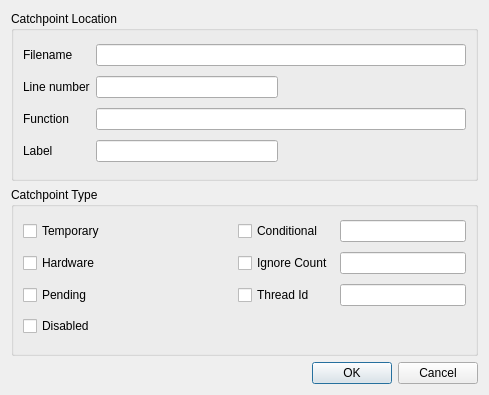
First picture: the form in src/SeerCatchpointCreateDialog.ui, repository epasveer/seer, before the edit.
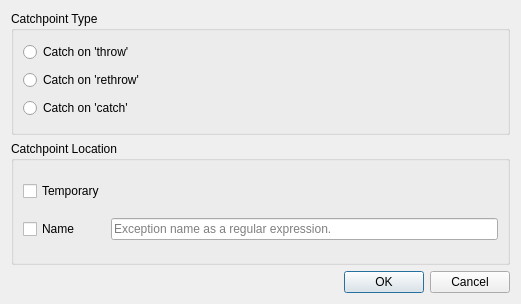
Second picture: the form after the edit.

Commit message:
Add 'catchpoint' support.
Still working on Editor config options.

```diff
--- a/src/SeerCatchpointCreateDialog.ui
+++ b/src/SeerCatchpointCreateDialog.ui
@@ -6,111 +6,76 @@
    <rect>
     <x>0</x>
     <y>0</y>
-    <width>489</width>
-    <height>395</height>
+    <width>521</width>
+    <height>304</height>
    </rect>
   </property>
   <property name="windowTitle">
    <string>Create a Catchpoint</string>
   </property>
   <layout class="QVBoxLayout" name="verticalLayout">
+   <item>
+    <widget class="QGroupBox" name="groupBox">
+     <property name="title">
+      <string>Catchpoint Type</string>
+     </property>
+     <layout class="QGridLayout" name="gridLayout_2">
+      <item row="0" column="0">
+       <widget class="QRadioButton" name="throwRadioButton">
+        <property name="text">
+         <string>Catch on 'throw'</string>
+        </property>
+        <attribute name="buttonGroup">
+         <string notr="true">typeButtonGroup</string>
+        </attribute>
+       </widget>
+      </item>
+      <item row="1" column="0">
+       <widget class="QRadioButton" name="rethrowRadioButton">
+        <property name="text">
+         <string>Catch on 'rethrow'</string>
+        </property>
+        <attribute name="buttonGroup">
+         <string notr="true">typeButtonGroup</string>
+        </attribute>
+       </widget>
+      </item>
+      <item row="2" column="0">
+       <widget class="QRadioButton" name="catchRadioButton">
+        <property name="text">
+         <string>Catch on 'catch'</string>
+        </property>
+        <attribute name="buttonGroup">
+         <string notr="true">typeButtonGroup</string>
+        </attribute>
+       </widget>
+      </item>
+     </layout>
+    </widget>
+   </item>
    <item>
     <widget class="QGroupBox" name="catchpointLocationGroupBox">
      <property name="title">
       <string>Catchpoint Location</string>
      </property>
      <layout class="QGridLayout" name="gridLayout">
-      <item row="0" column="0">
-       <widget class="QLabel" name="filenameLabel">
-        <property name="text">
-         <string>Filename</string>
-        </property>
-       </widget>
-      </item>
-      <item row="0" column="1" colspan="2">
-       <widget class="QLineEdit" name="filenameLineEdit">
-        <property name="clearButtonEnabled">
-         <bool>true</bool>
-        </property>
-       </widget>
-      </item>
       <item row="1" column="0">
-       <widget class="QLabel" name="lineNumberLabel">
+       <widget class="QCheckBox" name="nameCheckBox">
         <property name="text">
-         <string>Line number</string>
+         <string>Name</string>
         </property>
        </widget>
       </item>
       <item row="1" column="1">
-       <widget class="QLineEdit" name="lineNumberLineEdit">
-        <property name="clearButtonEnabled">
-         <bool>true</bool>
+       <widget class="QLineEdit" name="nameLineEdit">
+        <property name="placeholderText">
+         <string>Exception name as a regular expression.</string>
         </property>
-       </widget>
-      </item>
-      <item row="1" column="2">
-       <spacer name="lineNumberHorizontalSpacer">
-        <property name="orientation">
-         <enum>Qt::Horizontal</enum>
-        </property>
-        <property name="sizeHint" stdset="0">
-         <size>
-          <width>40</width>
-          <height>20</height>
-         </size>
-        </property>
-       </spacer>
-      </item>
-      <item row="2" column="0">
-       <widget class="QLabel" name="functionLabel">
-        <property name="text">
-         <string>Function</string>
-        </property>
-       </widget>
-      </item>
-      <item row="2" column="1" colspan="2">
-       <widget class="QLineEdit" name="functionLineEdit">
         <property name="clearButtonEnabled">
          <bool>true</bool>
         </property>
        </widget>
       </item>
-      <item row="3" column="0">
-       <widget class="QLabel" name="labelLabel">
-        <property name="text">
-         <string>Label</string>
-        </property>
-       </widget>
-      </item>
-      <item row="3" column="1">
-       <widget class="QLineEdit" name="labelLineEdit">
-        <property name="clearButtonEnabled">
-         <bool>true</bool>
-        </property>
-       </widget>
-      </item>
-      <item row="3" column="2">
-       <spacer name="labelHorizontalSpacer">
-        <property name="orientation">
-         <enum>Qt::Horizontal</enum>
-        </property>
-        <property name="sizeHint" stdset="0">
-         <size>
-          <width>40</width>
-          <height>20</height>
-         </size>
-        </property>
-       </spacer>
-      </item>
-     </layout>
-    </widget>
-   </item>
-   <item>
-    <widget class="QGroupBox" name="catchpointTypeGroupBox">
-     <property name="title">
-      <string>Catchpoint Type</string>
-     </property>
-     <layout class="QGridLayout" name="gridLayout_2">
       <item row="0" column="0">
        <widget class="QCheckBox" name="temporaryCheckBox">
         <property name="text">
@@ -118,121 +83,6 @@
         </property>
        </widget>
       </item>
-      <item row="0" column="1">
-       <spacer name="temporaryHorizontalSpacer">
-        <property name="orientation">
-         <enum>Qt::Horizontal</enum>
-        </property>
-        <property name="sizeHint" stdset="0">
-         <size>
-          <width>40</width>
-          <height>20</height>
-         </size>
-        </property>
-       </spacer>
-      </item>
-      <item row="0" column="2">
-       <widget class="QCheckBox" name="conditionalCheckBox">
-        <property name="text">
-         <string>Conditional</string>
-        </property>
-       </widget>
-      </item>
-      <item row="0" column="3">
-       <widget class="QLineEdit" name="conditionalLineEdit">
-        <property name="clearButtonEnabled">
-         <bool>true</bool>
-        </property>
-       </widget>
-      </item>
-      <item row="1" column="0">
-       <widget class="QCheckBox" name="hardwareCheckBox">
-        <property name="text">
-         <string>Hardware</string>
-        </property>
-       </widget>
-      </item>
-      <item row="1" column="1">
-       <spacer name="hardwareHorizontalSpacer">
-        <property name="orientation">
-         <enum>Qt::Horizontal</enum>
-        </property>
-        <property name="sizeHint" stdset="0">
-         <size>
-          <width>40</width>
-          <height>20</height>
-         </size>
-        </property>
-       </spacer>
-      </item>
-      <item row="1" column="2">
-       <widget class="QCheckBox" name="ignoreCountCheckBox">
-        <property name="text">
-         <string>Ignore Count</string>
-        </property>
-       </widget>
-      </item>
-      <item row="1" column="3">
-       <widget class="QLineEdit" name="ignoreCountLineEdit">
-        <property name="clearButtonEnabled">
-         <bool>true</bool>
-        </property>
-       </widget>
-      </item>
-      <item row="2" column="0">
-       <widget class="QCheckBox" name="pendingCheckBox">
-        <property name="text">
-         <string>Pending</string>
-        </property>
-       </widget>
-      </item>
-      <item row="2" column="1">
-       <spacer name="pendingHorizontalSpacer">
-        <property name="orientation">
-         <enum>Qt::Horizontal</enum>
-        </property>
-        <property name="sizeHint" stdset="0">
-         <size>
-          <width>40</width>
-          <height>20</height>
-         </size>
-        </property>
-       </spacer>
-      </item>
-      <item row="2" column="2">
-       <widget class="QCheckBox" name="threadIdCheckBox">
-        <property name="text">
-         <string>Thread Id</string>
-        </property>
-       </widget>
-      </item>
-      <item row="2" column="3">
-       <widget class="QLineEdit" name="threadIdLineEdit">
-        <property name="clearButtonEnabled">
-         <bool>true</bool>
-        </property>
-       </widget>
-      </item>
-      <item row="3" column="0">
-       <widget class="QCheckBox" name="disabledCheckBox">
-        <property name="text">
-         <string>Disabled</string>
-        </property>
-       </widget>
-      </item>
-      <item row="3" column="1">
-       <spacer name="disabledHorizontalSpacer">
-        <property name="orientation">
-         <enum>Qt::Horizontal</enum>
-        </property>
-        <property name="sizeHint" stdset="0">
-         <size>
-          <width>40</width>
-          <height>20</height>
-         </size>
-        </property>
-       </spacer>
-      </item>
      </layout>
     </widget>
    </item>
```
Left out of the diff: 3 changed lines with no effect on the pictures. The commit also changes 11 other files.
